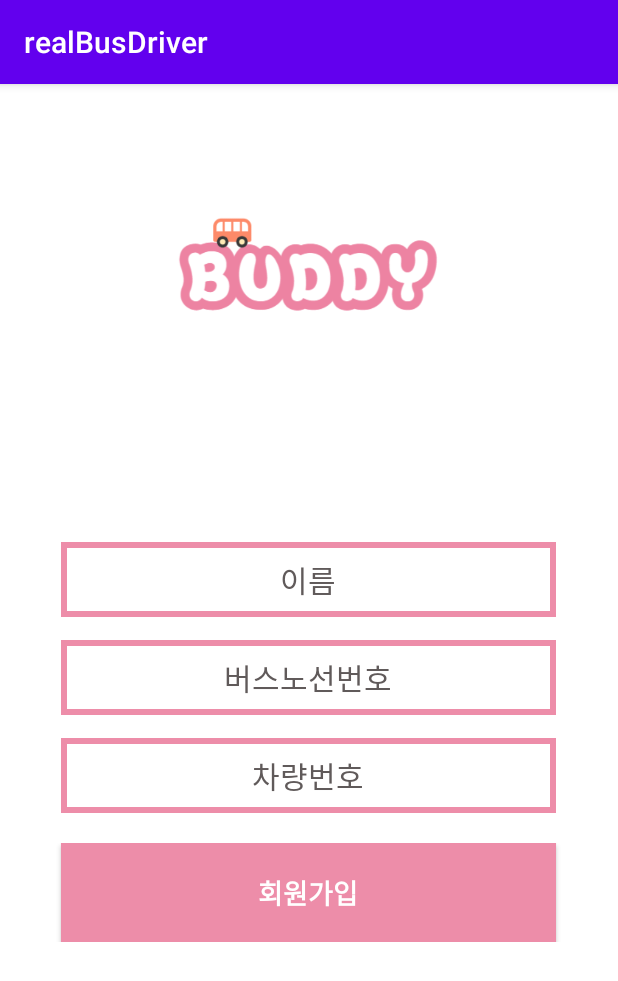
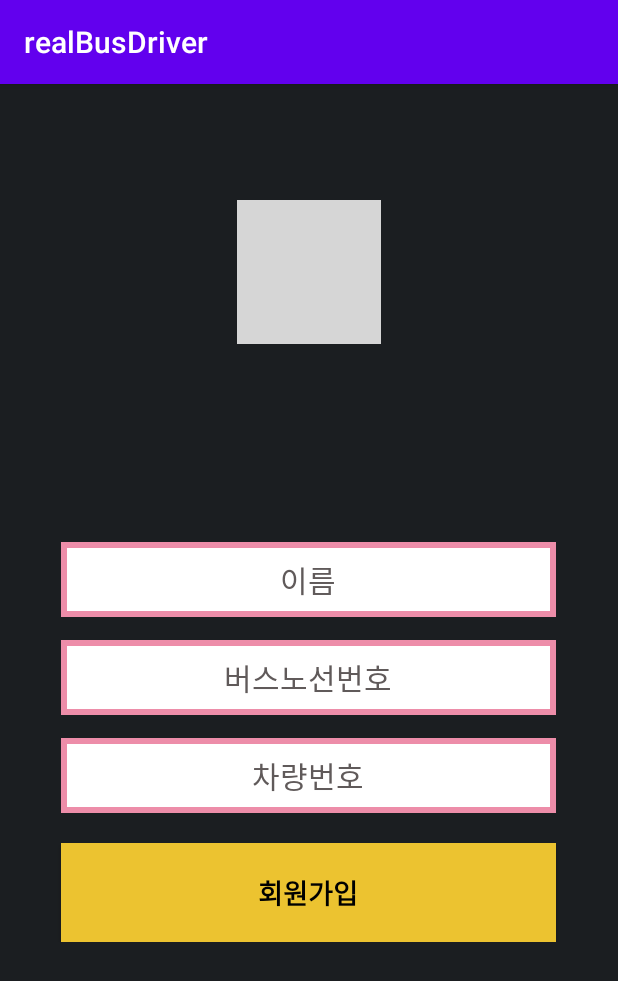
Before and after one commit to noodles8436/OSS-Buddy, an Android app: the JoinActivity screen opened directly, with no data from a screen before it, on a phone screen of 412 x 824 dp. Shown: the top 981 px of the screen. Run offline under Robolectric (Android 15) with nearby library versions, the phone set to English and light mode, and no system bars; grey boxes are pictures that could not be loaded.

Commit message:
색상 및 구성 변경

```diff
--- a/BusDriverApp/app/src/main/res/layout/activity_join.xml
+++ b/BusDriverApp/app/src/main/res/layout/activity_join.xml
@@ -4,7 +4,7 @@
     xmlns:tools="http://schemas.android.com/tools"
     android:layout_width="match_parent"
     android:layout_height="match_parent"
-    android:background="#FFFFFF"
+    android:background="#1B1E21"
     android:orientation="vertical"
     tools:context=".JoinActivity">
 
@@ -12,7 +12,7 @@
         android:layout_width="match_parent"
         android:layout_height="200dp"
         android:layout_marginTop="25dp"
-        android:background="#FFFFFF"
+        android:background="#1B1E21"
         android:gravity="center"
         android:orientation="horizontal">
 
@@ -20,7 +20,7 @@
             android:id="@+id/imageView2"
             android:layout_width="wrap_content"
             android:layout_height="wrap_content"
-            app:srcCompat="@drawable/logo1" />
+            app:srcCompat="@drawable/logo_2" />
     </LinearLayout>
 
     <LinearLayout
@@ -95,11 +95,11 @@
             android:id="@+id/join"
             android:layout_width="330dp"
             android:layout_height="66dp"
-            android:background="#ED8DA9"
+            android:background="#ecc330"
             android:gravity="center"
             android:onClick="joinbtn_Click"
             android:text="회원가입"
-            android:textColor="#FFFFFF"
+            android:textColor="@color/black"
             android:textSize="18sp"
             android:textStyle="bold"
             tools:ignore="HardcodedText,MissingConstraints,OnClick" />
```
